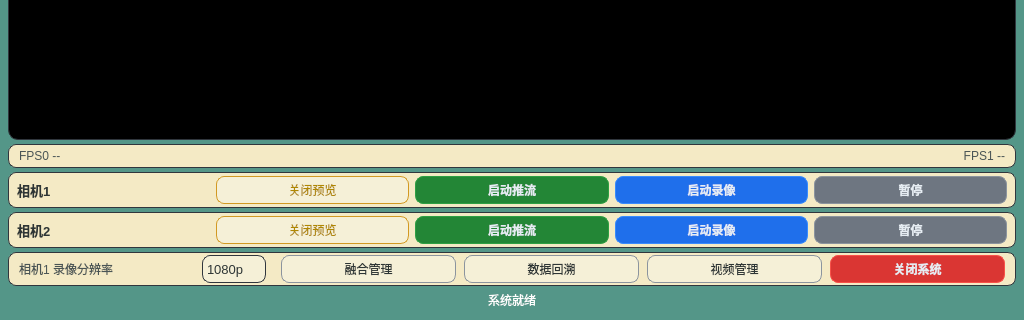
The window that Software/APP/SentinelQT/widget.ui (Davin-Liang/RK3588-Omni-Sentinel) describes before a commit, drawn with Qt 5; both pictures show x 0 to 1024 and y 280 to 600 of the 1024 by 600 pixel window.
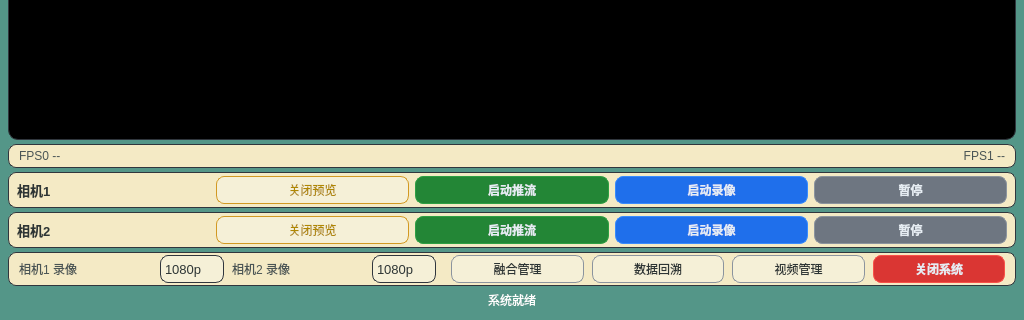
The same window after the commit.

Commit message: feat: USB 相机 MJPG 1080p 解码支持 + CAM1 录制分辨率选择 + 文档同步

Diff of the .ui file:
```diff
--- a/Software/APP/SentinelQT/widget.ui
+++ b/Software/APP/SentinelQT/widget.ui
@@ -326,7 +326,7 @@
           <property name="bottomMargin"><number>0</number></property>
           <item>
            <widget class="QLabel" name="resLabel">
-            <property name="text"><string>相机1 录像分辨率</string></property>
+            <property name="text"><string>相机1 录像</string></property>
             <property name="styleSheet">
              <string notr="true">font-size: 12px; color: #4a5555; background: transparent; border: none;</string>
             </property>
@@ -344,6 +344,26 @@
             <item><property name="text"><string>720p</string></property></item>
            </widget>
           </item>
+          <item>
+           <widget class="QLabel" name="resLabel1">
+            <property name="text"><string>相机2 录像</string></property>
+            <property name="styleSheet">
+             <string notr="true">font-size: 12px; color: #4a5555; background: transparent; border: none;</string>
+            </property>
+           </widget>
+          </item>
+          <item>
+           <widget class="QComboBox" name="resCombo1">
+            <property name="sizePolicy"><sizepolicy hsizetype="Fixed" vsizetype="Fixed"><horstretch>0</horstretch><verstretch>0</verstretch></sizepolicy></property>
+            <property name="minimumSize"><size><width>0</width><height>28</height></size></property>
+            <property name="maximumSize"><size><width>64</width><height>28</height></size></property>
+            <property name="styleSheet">
+             <string notr="true">QComboBox { font-size: 13px; color: #2d3535; background-color: #F5F0D7; border: 1px solid #30363d; border-radius: 8px; padding: 2px 4px; } QComboBox:hover { border-color: #58a6ff; } QComboBox QAbstractItemView { background-color: #F4EAC5; color: #2d3535; selection-background-color: #58a6ff; border: 1px solid #30363d; } QComboBox::drop-down { border: none; width: 16px; }</string>
+            </property>
+            <item><property name="text"><string>1080p</string></property></item>
+            <item><property name="text"><string>720p</string></property></item>
+           </widget>
+          </item>
           <item><spacer><property name="orientation"><enum>Qt::Horizontal</enum></property></spacer></item>
           <item>
            <widget class="QPushButton" name="btnFusion">
```
The commit also changes 10 other files.
